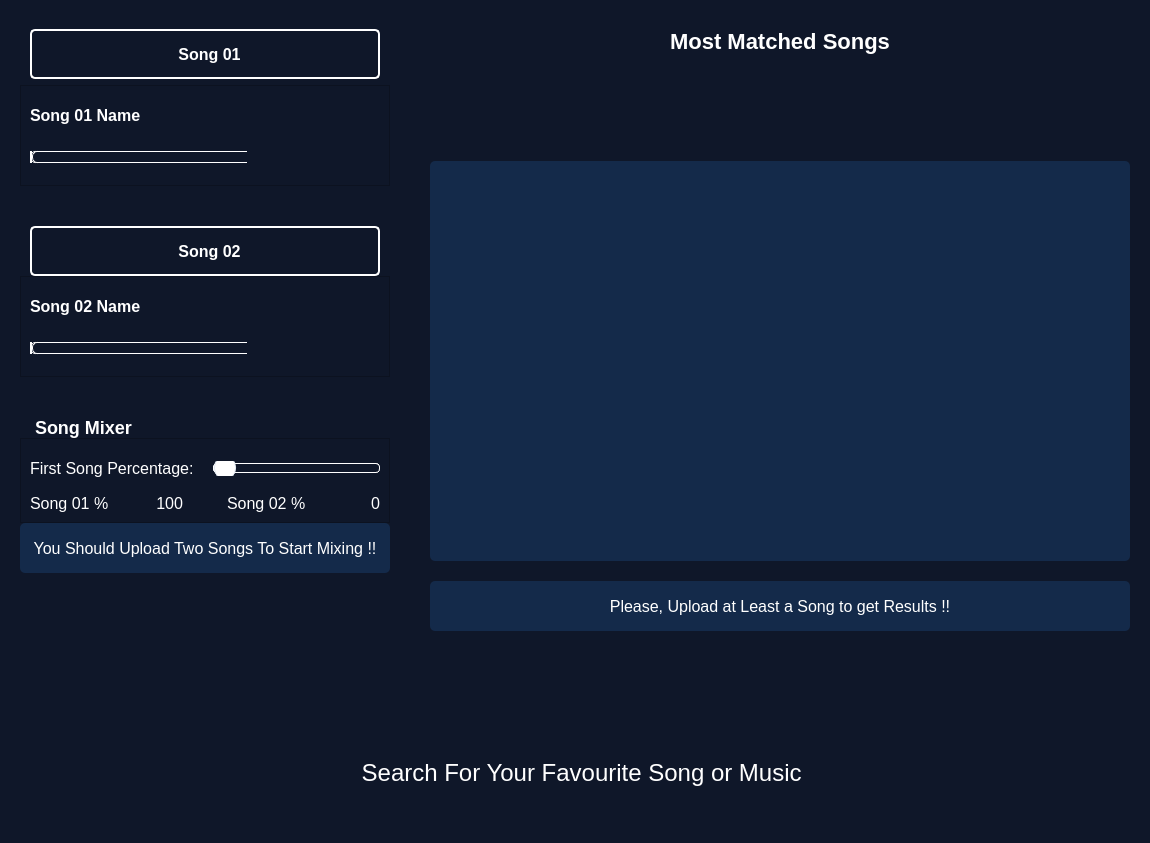
First picture: the form in main.ui, repository Mostafaali3/3azzam-Music-Fingerprints-Matching, before the edit.
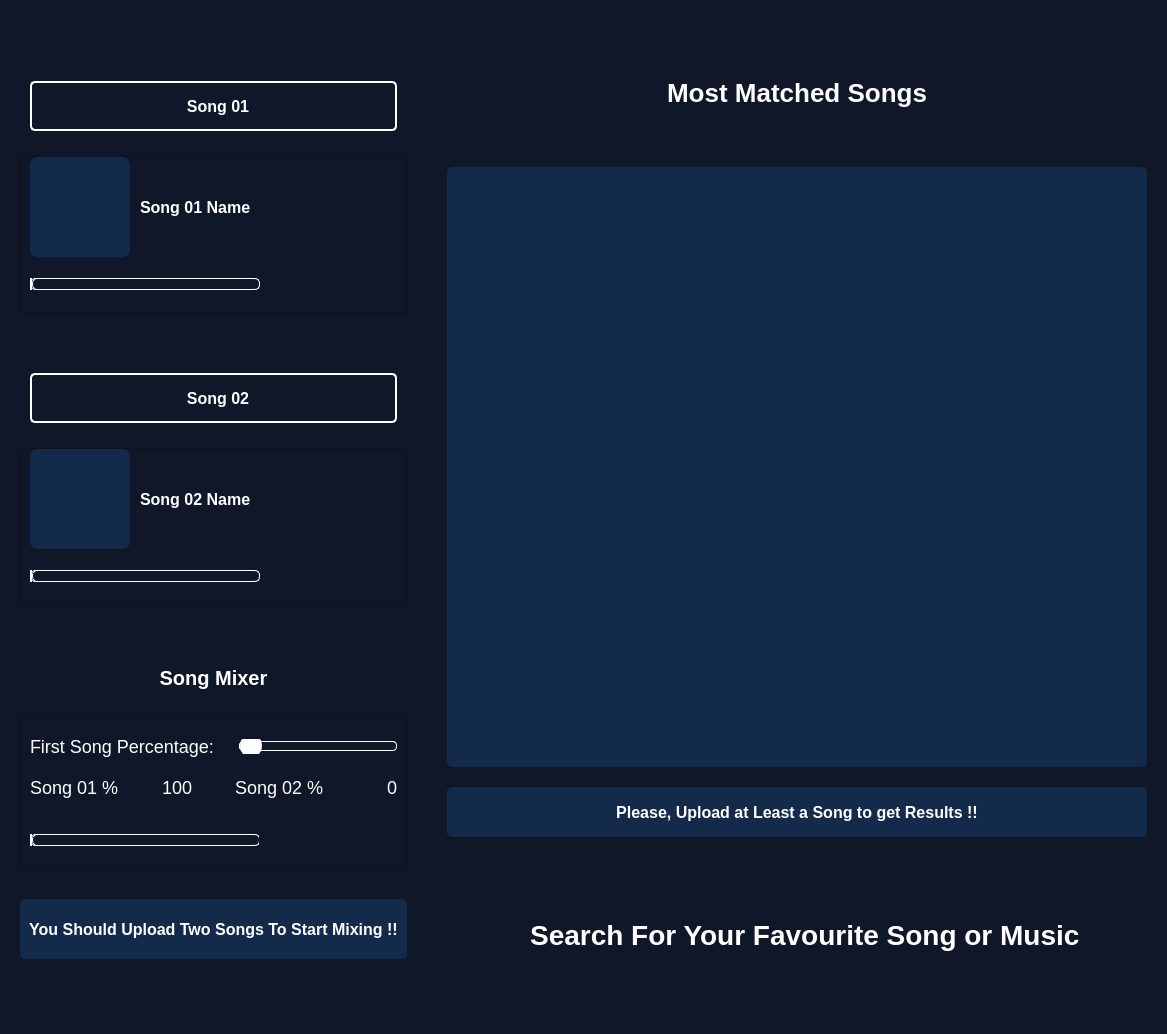
Second picture: the form after the edit. Icons and pictures are not drawn.

```diff
--- a/main.ui
+++ b/main.ui
@@ -6,8 +6,8 @@
    <rect>
     <x>0</x>
     <y>0</y>
-    <width>1124</width>
-    <height>843</height>
+    <width>1167</width>
+    <height>1034</height>
    </rect>
   </property>
   <property name="windowTitle">
@@ -117,6 +117,9 @@
     <property name="leftMargin">
      <number>20</number>
     </property>
+    <property name="topMargin">
+     <number>20</number>
+    </property>
     <property name="rightMargin">
      <number>20</number>
     </property>
@@ -130,13 +133,26 @@
      <layout class="QVBoxLayout" name="verticalLayout">
       <item>
        <layout class="QVBoxLayout" name="verticalLayout_3">
+        <item>
+         <spacer name="verticalSpacer">
+          <property name="orientation">
+           <enum>Qt::Vertical</enum>
+          </property>
+          <property name="sizeHint" stdset="0">
+           <size>
+            <width>20</width>
+            <height>40</height>
+           </size>
+          </property>
+         </spacer>
+        </item>
         <item>
          <layout class="QVBoxLayout" name="verticalLayout_4">
           <property name="spacing">
-           <number>6</number>
+           <number>25</number>
           </property>
           <property name="topMargin">
-           <number>20</number>
+           <number>0</number>
           </property>
           <item>
            <layout class="QHBoxLayout" name="horizontalLayout_3">
@@ -205,13 +221,68 @@
             </property>
             <layout class="QVBoxLayout" name="verticalLayout_9">
              <property name="spacing">
-              <number>15</number>
+              <number>10</number>
              </property>
              <property name="topMargin">
-              <number>20</number>
+              <number>0</number>
              </property>
+             <item>
+              <layout class="QHBoxLayout" name="horizontalLayout_17">
+               <item>
+                <widget class="QPushButton" name="pushButton_3">
+                 <property name="minimumSize">
+                  <size>
+                   <width>100</width>
+                   <height>100</height>
+                  </size>
+                 </property>
+                 <property name="maximumSize">
+                  <size>
+                   <width>100</width>
+                   <height>100</height>
+                  </size>
+                 </property>
+                 <property name="styleSheet">
+                  <string notr="true">QPushButton {
+    background-color: #142A4A;
+    border-radius: 8px;
+    font-family: 'Great Vibes', cursive; /* Font with connected letters */
+    font-size: 28px; /* Bigger font size */
+    font-weight: bold; /* Most script fonts look better without bold */
+    color: #ffffff; /* Optional: White color for contrast */
+    letter-spacing: normal; /* Avoid extra spacing for connected fonts */
+}
+
+QPushButton:hover {
+    background-color: #142A4A;
+}
+</string>
+                 </property>
+                 <property name="text">
+                  <string/>
+                 </property>
+                 <property name="icon">
+                  <iconset resource="icons_setup/icons.qrc">
+                   <normaloff>:/icons_setup/icons/img.png</normaloff>:/icons_setup/icons/img.png</iconset>
+                 </property>
+                 <property name="iconSize">
+                  <size>
+                   <width>100</width>
+                   <height>100</height>
+                  </size>
+                 </property>
+                </widget>
+               </item>
+               <item>
+                <layout class="QVBoxLayout" name="verticalLayout_11">
              <item>
               <widget class="QLabel" name="label">
+                   <property name="minimumSize">
+                    <size>
+                     <width>0</width>
+                     <height>40</height>
+                    </size>
+                   </property>
                <property name="maximumSize">
                 <size>
                  <width>16777215</width>
@@ -225,7 +296,14 @@
                <property name="text">
                 <string>Song 01 Name</string>
                </property>
-              </widget>
+                   <property name="alignment">
+                    <set>Qt::AlignLeading|Qt::AlignLeft|Qt::AlignVCenter</set>
+                   </property>
+                  </widget>
+                 </item>
+                </layout>
+               </item>
+              </layout>
              </item>
              <item>
               <layout class="QHBoxLayout" name="horizontalLayout_6">
@@ -326,10 +404,26 @@
           </item>
          </layout>
         </item>
+        <item>
+         <spacer name="verticalSpacer_6">
+          <property name="orientation">
+           <enum>Qt::Vertical</enum>
+          </property>
+          <property name="sizeHint" stdset="0">
+           <size>
+            <width>20</width>
+            <height>40</height>
+           </size>
+          </property>
+         </spacer>
+        </item>
         <item>
          <layout class="QVBoxLayout" name="verticalLayout_7">
+          <property name="spacing">
+           <number>25</number>
+          </property>
           <property name="topMargin">
-           <number>40</number>
+           <number>0</number>
           </property>
           <item>
            <layout class="QHBoxLayout" name="horizontalLayout_5">
@@ -398,11 +492,60 @@
             </property>
             <layout class="QVBoxLayout" name="verticalLayout_8">
              <property name="spacing">
-              <number>15</number>
+              <number>10</number>
              </property>
              <property name="topMargin">
-              <number>20</number>
+              <number>0</number>
              </property>
+             <item>
+              <layout class="QHBoxLayout" name="horizontalLayout_18">
+               <item>
+                <widget class="QPushButton" name="pushButton_4">
+                 <property name="minimumSize">
+                  <size>
+                   <width>100</width>
+                   <height>100</height>
+                  </size>
+                 </property>
+                 <property name="maximumSize">
+                  <size>
+                   <width>100</width>
+                   <height>100</height>
+                  </size>
+                 </property>
+                 <property name="styleSheet">
+                  <string notr="true">QPushButton {
+    background-color: #142A4A;
+    border-radius: 8px;
+    font-family: 'Great Vibes', cursive; /* Font with connected letters */
+    font-size: 28px; /* Bigger font size */
+    font-weight: bold; /* Most script fonts look better without bold */
+    color: #ffffff; /* Optional: White color for contrast */
+    letter-spacing: normal; /* Avoid extra spacing for connected fonts */
+}
+
+QPushButton:hover {
+    background-color: #142A4A;
+}
+</string>
+                 </property>
+                 <property name="text">
+                  <string/>
+                 </property>
+                 <property name="icon">
+                  <iconset resource="icons_setup/icons.qrc">
+                   <normaloff>:/icons_setup/icons/img.png</normaloff>:/icons_setup/icons/img.png</iconset>
+                 </property>
+                 <property name="iconSize">
+                  <size>
+                   <width>100</width>
+                   <height>100</height>
+                  </size>
+                 </property>
+                </widget>
+               </item>
+               <item>
+                <layout class="QVBoxLayout" name="verticalLayout_12">
              <item>
               <widget class="QLabel" name="label_2">
                <property name="maximumSize">
@@ -420,6 +563,10 @@
                </property>
               </widget>
              </item>
+                </layout>
+               </item>
+              </layout>
+             </item>
              <item>
               <layout class="QHBoxLayout" name="horizontalLayout_7">
                <item>
@@ -519,10 +666,29 @@
           </item>
          </layout>
         </item>
+        <item>
+         <spacer name="verticalSpacer_5">
+          <property name="orientation">
+           <enum>Qt::Vertical</enum>
+          </property>
+          <property name="sizeHint" stdset="0">
+           <size>
+            <width>20</width>
+            <height>40</height>
+           </size>
+          </property>
+         </spacer>
+        </item>
         <item>
          <layout class="QVBoxLayout" name="verticalLayout_6">
+          <property name="spacing">
+           <number>25</number>
+          </property>
           <property name="topMargin">
-           <number>40</number>
+           <number>0</number>
+          </property>
+          <property name="bottomMargin">
+           <number>0</number>
           </property>
           <item>
            <widget class="QLabel" name="label_3">
@@ -534,12 +700,15 @@
             </property>
             <property name="styleSheet">
              <string notr="true">margin: 0 10;
-font-size: 18px;
+font-size: 20px;
 font-weight:bold;</string>
             </property>
             <property name="text">
              <string>Song Mixer</string>
             </property>
+            <property name="alignment">
+             <set>Qt::AlignCenter</set>
+            </property>
            </widget>
           </item>
           <item>
@@ -564,7 +733,7 @@
             </property>
             <layout class="QVBoxLayout" name="verticalLayout_10">
              <property name="spacing">
-              <number>15</number>
+              <number>20</number>
              </property>
              <property name="topMargin">
               <number>20</number>
@@ -574,7 +743,7 @@
                <item>
                 <widget class="QLabel" name="label_5">
                  <property name="styleSheet">
-                  <string notr="true">font-size: 16px</string>
+                  <string notr="true">font-size: 18px</string>
                  </property>
                  <property name="text">
                   <string>First Song Percentage: </string>
@@ -597,7 +766,7 @@
                  <item>
                   <widget class="QLabel" name="label_6">
                    <property name="styleSheet">
-                    <string notr="true">font-size: 16px</string>
+                    <string notr="true">font-size: 18px</string>
                    </property>
                    <property name="text">
                     <string>Song 01 %</string>
@@ -626,7 +795,7 @@
                     </size>
                    </property>
                    <property name="styleSheet">
-                    <string notr="true">font-size: 16px</string>
+                    <string notr="true">font-size: 18px</string>
                    </property>
                    <property name="text">
                     <string>100</string>
@@ -656,7 +825,7 @@
                  <item>
                   <widget class="QLabel" name="label_8">
                    <property name="styleSheet">
-                    <string notr="true">font-size: 16px</string>
+                    <string notr="true">font-size: 18px</string>
                    </property>
                    <property name="text">
                     <string>Song 02 %</string>
@@ -685,7 +854,7 @@
                     </size>
                    </property>
                    <property name="styleSheet">
-                    <string notr="true">font-size: 16px</string>
+                    <string notr="true">font-size: 18px</string>
                    </property>
                    <property name="text">
                     <string>0</string>
@@ -699,6 +868,97 @@
                </item>
               </layout>
              </item>
+             <item>
+              <layout class="QHBoxLayout" name="horizontalLayout_14">
+               <property name="topMargin">
+                <number>5</number>
+               </property>
+               <item>
+                <widget class="QSlider" name="progressbarSong3">
+                 <property name="minimumSize">
+                  <size>
+                   <width>230</width>
+                   <height>0</height>
+                  </size>
+                 </property>
+                 <property name="maximumSize">
+                  <size>
+                   <width>400</width>
+                   <height>16777215</height>
+                  </size>
+                 </property>
+                 <property name="styleSheet">
+                  <string notr="true">/* Progress Bar Style (Horizontal Slider) */
+QSlider::groove:horizontal {
+    border: 1px solid #ffffff;   /* White border for the groove */
+    height: 10px;               /* Slightly taller for progress bar appearance */
+    background: #0f1729;        /* Dark background for the unused part */
+    border-radius: 5px;         /* Rounded corners */
+}
+
+QSlider::handle:horizontal {
+    background: transparent;    /* Transparent handle for progress bar effect */
+    border: none;               /* Remove the handle outline */
+    width: 0px;                 /* Hide the handle */
+    height: 0px;                /* No height for handle */
+}
+
+QSlider::sub-page:horizontal {
+    background: #ffffff;        /* White for the filled progress */
+    border: 1px solid #ffffff;  /* White border for sub-page */
+    height: 10px;               /* Matches groove height */
+    border-radius: 5px;         /* Rounded corners */
+}
+
+QSlider::add-page:horizontal {
+    background: #0f1729;        /* Dark background for unfilled progress */
+    border: 1px solid #ffffff;  /* White border for add-page */
+    height: 10px;               /* Matches groove height */
+    border-radius: 5px;         /* Rounded corners */
+}
+</string>
+                 </property>
+                 <property name="orientation">
+                  <enum>Qt::Horizontal</enum>
+                 </property>
+                </widget>
+               </item>
+               <item>
+                <widget class="QPushButton" name="playPauseSong3">
+                 <property name="text">
+                  <string/>
+                 </property>
+                 <property name="icon">
+                  <iconset resource="icons_setup/icons.qrc">
+                   <normaloff>:/icons_setup/icons/play.png</normaloff>:/icons_setup/icons/play.png</iconset>
+                 </property>
+                 <property name="iconSize">
+                  <size>
+                   <width>20</width>
+                   <height>20</height>
+                  </size>
+                 </property>
+                </widget>
+               </item>
+               <item>
+                <widget class="QPushButton" name="replaySong3">
+                 <property name="text">
+                  <string/>
+                 </property>
+                 <property name="icon">
+                  <iconset resource="icons_setup/icons.qrc">
+                   <normaloff>:/icons_setup/icons/replay.png</normaloff>:/icons_setup/icons/replay.png</iconset>
+                 </property>
+                 <property name="iconSize">
+                  <size>
+                   <width>25</width>
+                   <height>25</height>
+                  </size>
+                 </property>
+                </widget>
+               </item>
+              </layout>
+             </item>
             </layout>
            </widget>
           </item>
@@ -707,7 +967,7 @@
             <property name="minimumSize">
              <size>
               <width>350</width>
-              <height>50</height>
+              <height>60</height>
              </size>
             </property>
             <property name="maximumSize">
@@ -730,8 +990,15 @@
             <layout class="QHBoxLayout" name="horizontalLayout_2">
              <item>
               <widget class="QLabel" name="label_4">
+               <property name="minimumSize">
+                <size>
+                 <width>0</width>
+                 <height>0</height>
+                </size>
+               </property>
                <property name="styleSheet">
-                <string notr="true">font-size: 16px</string>
+                <string notr="true">font-size: 16px;
+font-weight: bold</string>
                </property>
                <property name="text">
                 <string>You Should Upload Two Songs To Start Mixing !!</string>
@@ -739,12 +1006,13 @@
                <property name="alignment">
                 <set>Qt::AlignCenter</set>
                </property>
+               <property name="wordWrap">
+                <bool>true</bool>
+               </property>
               </widget>
              </item>
             </layout>
            </widget>
-          </item>
-         </layout>
         </item>
        </layout>
       </item>
@@ -763,6 +1031,8 @@
       </item>
      </layout>
     </item>
+     </layout>
+    </item>
     <item row="0" column="1">
      <layout class="QVBoxLayout" name="verticalLayout_2">
       <property name="spacing">
@@ -771,17 +1041,36 @@
       <property name="topMargin">
        <number>20</number>
       </property>
+      <item>
+       <spacer name="verticalSpacer_9">
+        <property name="orientation">
+         <enum>Qt::Vertical</enum>
+        </property>
+        <property name="sizeHint" stdset="0">
+         <size>
+          <width>20</width>
+          <height>40</height>
+         </size>
+        </property>
+       </spacer>
+      </item>
       <item>
        <widget class="QLabel" name="label_7">
+        <property name="minimumSize">
+         <size>
+          <width>0</width>
+          <height>50</height>
+         </size>
+        </property>
         <property name="maximumSize">
          <size>
           <width>16777215</width>
-          <height>60</height>
+          <height>50</height>
          </size>
         </property>
         <property name="styleSheet">
          <string notr="true">margin: 0 10;
-font-size: 22px;
+font-size: 26px;
 font-weight:bold;</string>
         </property>
         <property name="text">
@@ -810,13 +1099,13 @@
         <property name="minimumSize">
          <size>
           <width>700</width>
-          <height>400</height>
+          <height>600</height>
          </size>
         </property>
         <property name="maximumSize">
          <size>
           <width>16777215</width>
-          <height>400</height>
+          <height>600</height>
          </size>
         </property>
         <property name="styleSheet">
@@ -861,7 +1150,8 @@
          <item>
           <widget class="QLabel" name="label_9">
            <property name="styleSheet">
-            <string notr="true">font-size: 16px</string>
+            <string notr="true">font-size: 16px;
+font-weight: bold;</string>
            </property>
            <property name="text">
             <string>Please, Upload at Least a Song to get Results !!</string>
@@ -875,7 +1165,7 @@
        </widget>
       </item>
       <item>
-       <spacer name="verticalSpacer_4">
+       <spacer name="verticalSpacer_8">
         <property name="orientation">
          <enum>Qt::Vertical</enum>
         </property>
@@ -887,9 +1177,7 @@
         </property>
        </spacer>
       </item>
-     </layout>
-    </item>
-    <item row="1" column="0" colspan="2">
+      <item>
      <layout class="QHBoxLayout" name="horizontalLayout">
       <property name="topMargin">
        <number>20</number>
@@ -911,8 +1199,8 @@
     border-radius: 8px;
     padding: 10px;
     font-family: 'Great Vibes', cursive; /* Font with connected letters */
-    font-size: 24px; /* Bigger font size */
-    font-weight: normal; /* Most script fonts look better without bold */
+    font-size: 28px; /* Bigger font size */
+    font-weight: bold; /* Most script fonts look better without bold */
     color: #ffffff; /* Optional: White color for contrast */
     letter-spacing: normal; /* Avoid extra spacing for connected fonts */
 }
@@ -938,6 +1226,47 @@
        </widget>
       </item>
      </layout>
+      </item>
+      <item>
+       <spacer name="verticalSpacer_4">
+        <property name="orientation">
+         <enum>Qt::Vertical</enum>
+        </property>
+        <property name="sizeHint" stdset="0">
+         <size>
+          <width>20</width>
+          <height>40</height>
+         </size>
+        </property>
+       </spacer>
+      </item>
+     </layout>
+    </item>
+    <item row="3" column="0">
+     <spacer name="verticalSpacer_10">
+      <property name="orientation">
+       <enum>Qt::Vertical</enum>
+      </property>
+      <property name="sizeHint" stdset="0">
+       <size>
+        <width>20</width>
+        <height>40</height>
+       </size>
+      </property>
+     </spacer>
+    </item>
+    <item row="1" column="0">
+     <spacer name="verticalSpacer_11">
+      <property name="orientation">
+       <enum>Qt::Vertical</enum>
+      </property>
+      <property name="sizeHint" stdset="0">
+       <size>
+        <width>20</width>
+        <height>40</height>
+       </size>
+      </property>
+     </spacer>
     </item>
    </layout>
   </widget>
```
Lines whose indentation alone changed are shown as unchanged.
